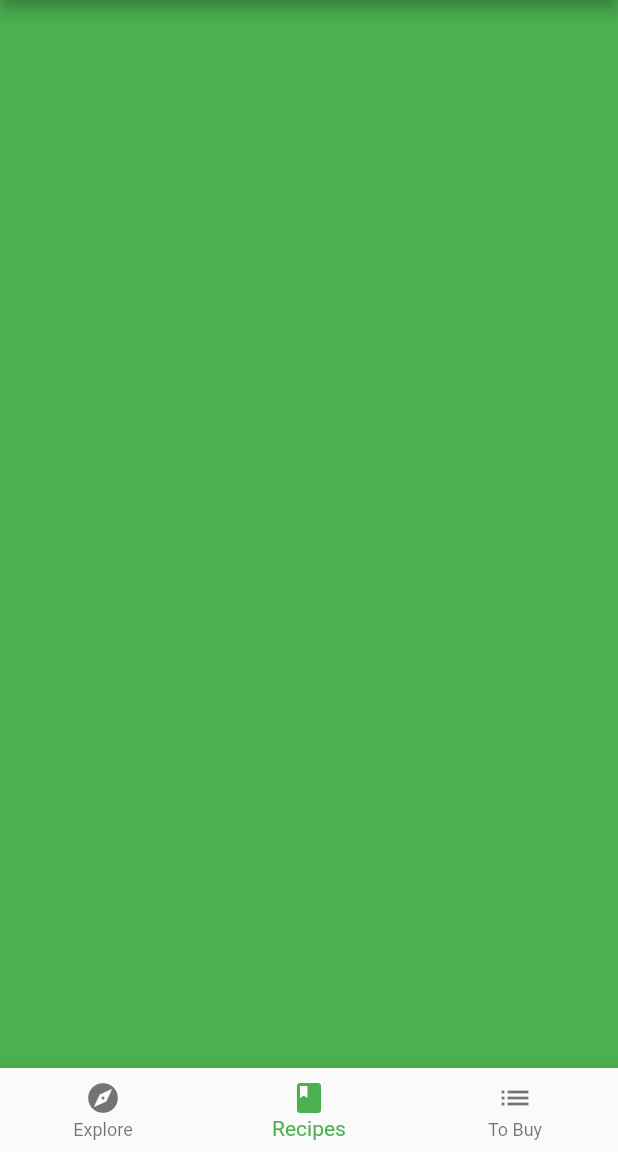
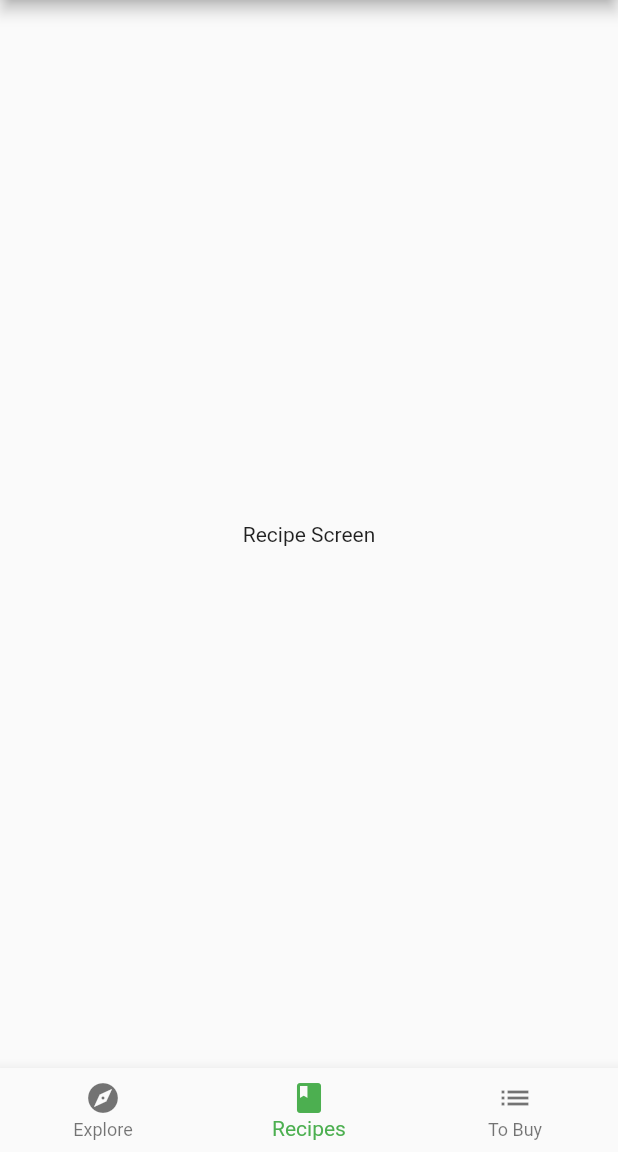
Before and after one commit to ykkd/flutter_scrollable_widget, a Flutter app: the screen it shows after launch, item 2 of the bottom bar chosen, on a phone screen of 412 x 824 dp, the part 84-1236 px from its top. Run offline on Flutter 3.47's test engine with Material 2 defaults, Android fonts, the phone set to English and light mode, and no system bars; our stand-ins replace google_fonts; project files that could hold a hidden picture were left out.

Commit message:
add RecipeScreen

```diff
--- a/lib/home.dart
+++ b/lib/home.dart
@@ -1,4 +1,5 @@
 import 'package:flutter/material.dart';
+import 'screens/recipe_screen.dart';
 import 'screens/explore_screen.dart';
 
 class Home extends StatefulWidget {
@@ -13,7 +14,7 @@ class _HomeState extends State<Home> {
 
   static List<Widget> pages = <Widget>[
     ExploreScreen(),
-    Container(color: Colors.green),
+    RecipeScreen(),
     Container(color: Colors.blue),
   ];
 
--- /dev/null
+++ b/lib/screens/recipe_screen.dart
@@ -0,0 +1,25 @@
+import 'package:flutter/material.dart';
+import '../api/mock_fooderlich_service.dart';
+
+class RecipeScreen extends StatelessWidget {
+  final exploreService = MockFooderlichService();
+
+  RecipeScreen({Key? key}) : super(key: key);
+
+  @override
+  Widget build(BuildContext context) {
+    return FutureBuilder(
+      future: exploreService.getRecipes(),
+      builder: (context, snapshot) {
+        if (snapshot.connectionState == ConnectionState.done) {
+          // TODO: add recipes grid screen
+          return const Center(
+            child: Text('Recipe Screen'),
+          );
+        } else {
+          return const Center(child: CircularProgressIndicator());
+        }
+      },
+    );
+  }
+}
```
